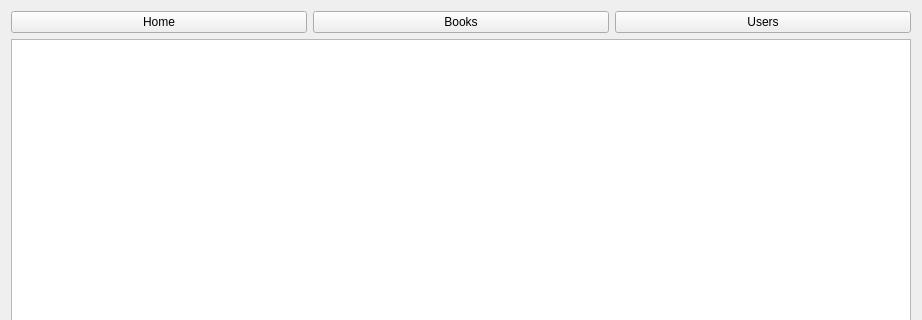
Old version of the form ui/qt/BooksListPage.ui in the repository IwanIDev/cs-unit5; both pictures show x 0 to 922 and y 0 to 320 of the 922 by 573 pixel window.
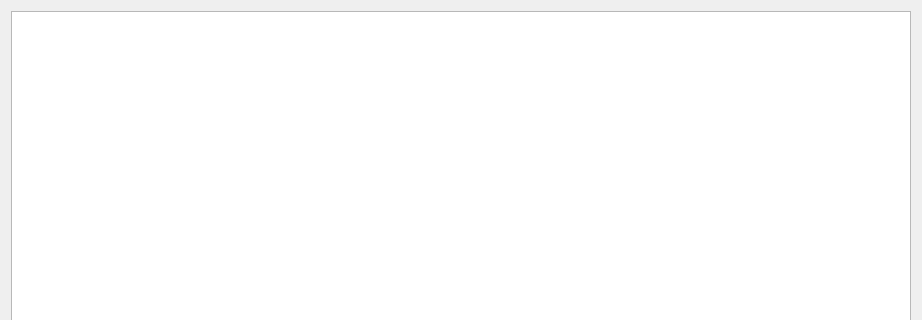
New version of the form.

Commit message: Switched to using a QTabWidget to make adding screens simpler.

Patch:
```diff
--- a/ui/qt/BooksListPage.ui
+++ b/ui/qt/BooksListPage.ui
@@ -14,31 +14,6 @@
    <string>Form</string>
   </property>
   <layout class="QVBoxLayout" name="verticalLayout">
-   <item>
-    <layout class="QHBoxLayout" name="horizontalLayout">
-     <item>
-      <widget class="QPushButton" name="homeButton">
-       <property name="text">
-        <string>Home</string>
-       </property>
-      </widget>
-     </item>
-     <item>
-      <widget class="QPushButton" name="booksButton">
-       <property name="text">
-        <string>Books</string>
-       </property>
-      </widget>
-     </item>
-     <item>
-      <widget class="QPushButton" name="usersButton">
-       <property name="text">
-        <string>Users</string>
-       </property>
-      </widget>
-     </item>
-    </layout>
-   </item>
    <item>
     <widget class="QTableWidget" name="tableWidget"/>
    </item>
```
The commit also changes 7 other files.
